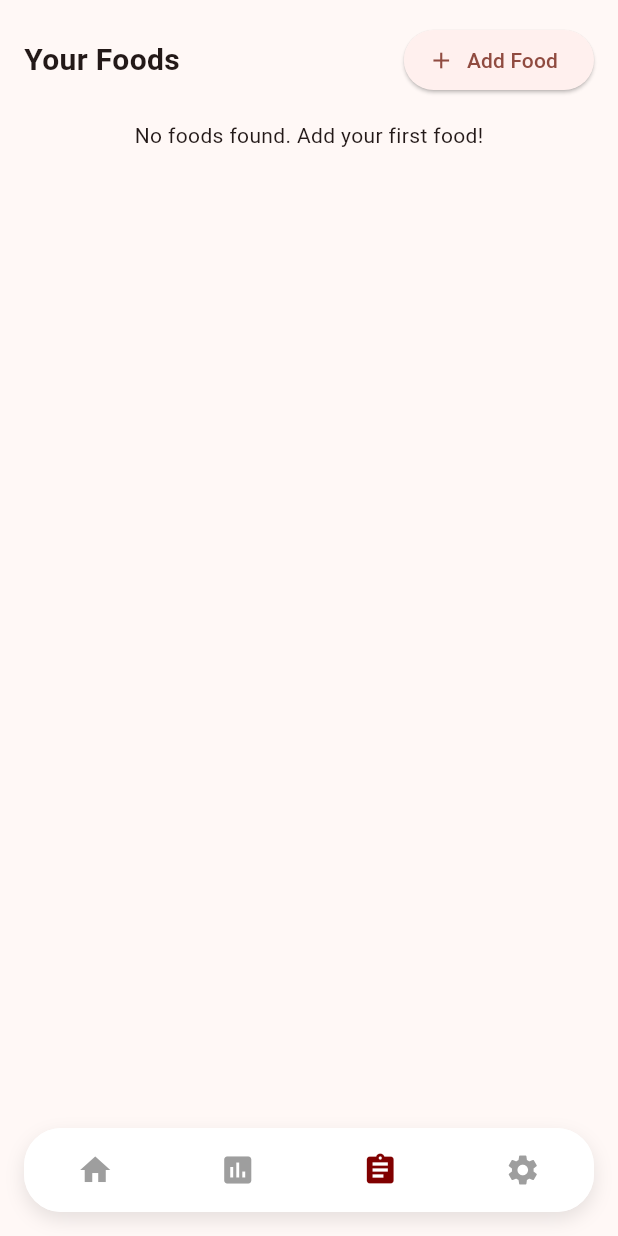
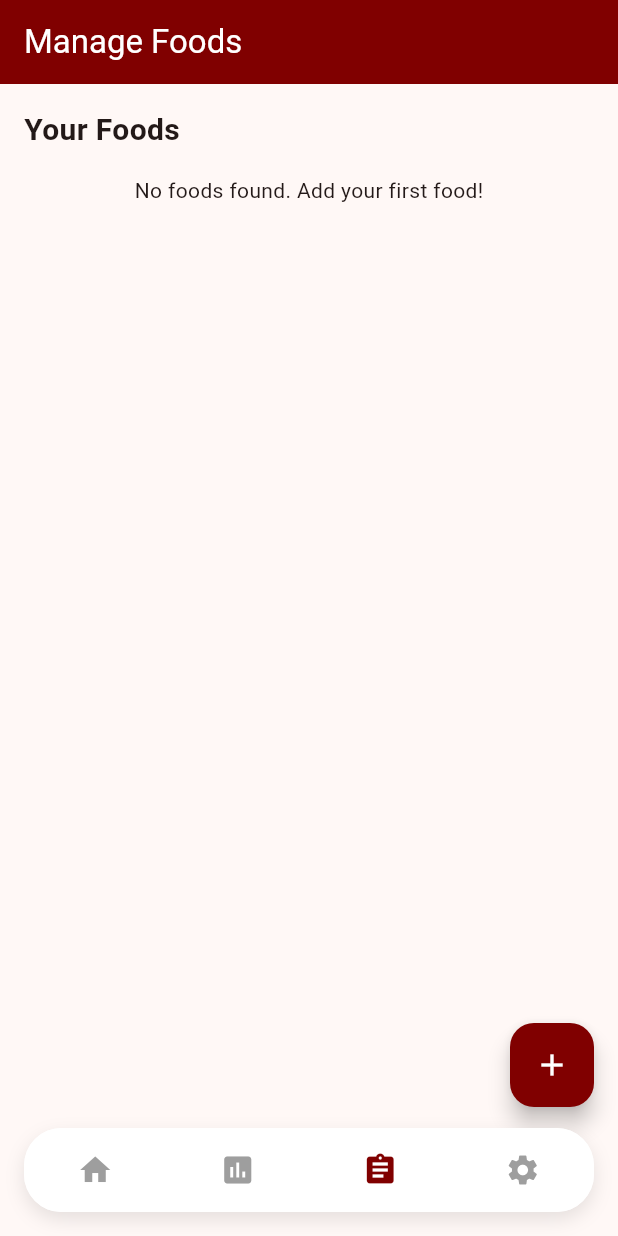
Before and after one commit to smartinbooox/food_app, a Flutter app: the AdminMainScreen screen opened directly, item 3 of the bottom bar chosen, on a phone screen of 412 x 824 dp. Run offline on Flutter 3.47's test engine with Material 3 defaults, Android fonts, the phone set to English and light mode, and no system bars; our stand-ins replace fl_chart, image_picker, supabase_flutter; accounts and stored records are empty.

Commit message:
16.5%-- FIXING ADMIN CRUD

```diff
--- a/lib/screens/admin/admin_main_screen.dart
+++ b/lib/screens/admin/admin_main_screen.dart
@@ -313,38 +313,29 @@ class _ManageScreenState extends State<_ManageScreen> {
 
   @override
   Widget build(BuildContext context) {
-    // Wrap the Scaffold in a ScaffoldMessenger with the key
+    // Add missing closing parenthesis at the end of the build method
     return ScaffoldMessenger(
       key: _scaffoldMessengerKey,
       child: Scaffold(
+        appBar: AppBar(
+          title: const Text('Manage Foods'),
+          backgroundColor: AppConstants.primaryColor,
+          foregroundColor: Colors.white,
+          elevation: 0,
+        ),
         body: _isLoadingFoods
             ? const Center(child: CircularProgressIndicator())
             : RefreshIndicator(
                 onRefresh: () async => _fetchFoods(),
-                child: ListView(
-                  padding: const EdgeInsets.all(16),
+                child: LayoutBuilder(
+                  builder: (context, constraints) {
+                    return ListView(
+                      padding: const EdgeInsets.fromLTRB(16, 16, 16, 100),
                       children: [
                         Row(
                           mainAxisAlignment: MainAxisAlignment.spaceBetween,
                           children: [
                             const Text('Your Foods', style: TextStyle(fontSize: 20, fontWeight: FontWeight.bold)),
-                        // Add Food button (top right)
-                        ElevatedButton.icon(
-                          onPressed: () async {
-                            final result = await _showAddOrEditFoodDialog();
-                            if (result == true && mounted) {
-                              // Show SnackBar using the ScaffoldMessenger key
-                              _scaffoldMessengerKey.currentState?.showSnackBar(
-                                const SnackBar(
-                                  content: Text('Food added successfully!'),
-                                  backgroundColor: Colors.green,
-                                ),
-                              );
-                            }
-                          },
-                          icon: const Icon(Icons.add),
-                          label: const Text('Add Food'),
-                        ),
                           ],
                         ),
                         const SizedBox(height: 16),
@@ -384,10 +375,32 @@ class _ManageScreenState extends State<_ManageScreen> {
                         if (_foods.isEmpty)
                           const Center(child: Text('No foods found. Add your first food!')),
                       ],
+                    );
+                  },
                 ),
               ),
+        floatingActionButton: Padding(
+          padding: const EdgeInsets.only(bottom: 86.0), // Move FAB above the bottom nav
+          child: FloatingActionButton(
+            onPressed: () async {
+              final result = await _showAddOrEditFoodDialog();
+              if (result == true && mounted) {
+                _scaffoldMessengerKey.currentState?.showSnackBar(
+                  const SnackBar(
+                    content: Text('Food added successfully!'),
+                    backgroundColor: Colors.green,
                   ),
                 );
+              }
+            },
+            backgroundColor: AppConstants.primaryColor,
+            child: const Icon(Icons.add, color: Colors.white),
+            tooltip: 'Add Food',
+          ),
+        ),
+        floatingActionButtonLocation: FloatingActionButtonLocation.endDocked,
+      ),
+    ); // <-- This closes the ScaffoldMessenger
   }
 }
 
@@ -404,7 +417,9 @@ class _ReportScreen extends StatelessWidget {
         foregroundColor: Colors.white,
         elevation: 0,
       ),
-      body: const Center(
+      body: SingleChildScrollView(
+        padding: const EdgeInsets.fromLTRB(0, 0, 0, 100),
+        child: Center(
         child: Column(
           mainAxisAlignment: MainAxisAlignment.center,
           children: [
@@ -424,6 +439,7 @@ class _ReportScreen extends StatelessWidget {
               style: TextStyle(color: Colors.grey),
             ),
           ],
+          ),
         ),
       ),
     );
@@ -552,9 +568,8 @@ class _SettingsScreenState extends State<_SettingsScreen> {
         foregroundColor: Colors.white,
         elevation: 0,
       ),
-      body: Padding(
-        padding: const EdgeInsets.all(16.0),
-        child: SingleChildScrollView(
+      body: SingleChildScrollView(
+        padding: const EdgeInsets.fromLTRB(16, 16, 16, 100),
         child: Column(
           crossAxisAlignment: CrossAxisAlignment.start,
           children: [
@@ -771,7 +786,6 @@ class _SettingsScreenState extends State<_SettingsScreen> {
           ],
         ),
       ),
-      ),
     );
   }
 }
@@ -790,9 +804,21 @@ class _AdminMainScreenState extends State<AdminMainScreen> {
   @override
   Widget build(BuildContext context) {
     return Scaffold(
-      body: _screens[_currentIndex],
-      bottomNavigationBar: Container(
-        margin: const EdgeInsets.all(16),
+      body: Stack(
+        children: [
+          // Main content (all screens)
+          Positioned.fill(
+            child: _screens[_currentIndex],
+          ),
+          // Floating bottom navigation bar
+          Positioned(
+            left: 0,
+            right: 0,
+            bottom: 0,
+            child: SafeArea(
+              minimum: const EdgeInsets.all(8),
+              child: Container(
+                margin: const EdgeInsets.symmetric(horizontal: 8, vertical: 8),
                 decoration: BoxDecoration(
                   color: Colors.white,
                   borderRadius: BorderRadius.circular(25),
@@ -841,6 +867,10 @@ class _AdminMainScreenState extends State<AdminMainScreen> {
                   ),
                 ),
               ),
+            ),
+          ),
+        ],
+      ),
     );
   }
 }
```
Lines whose indentation alone changed are shown as unchanged.
